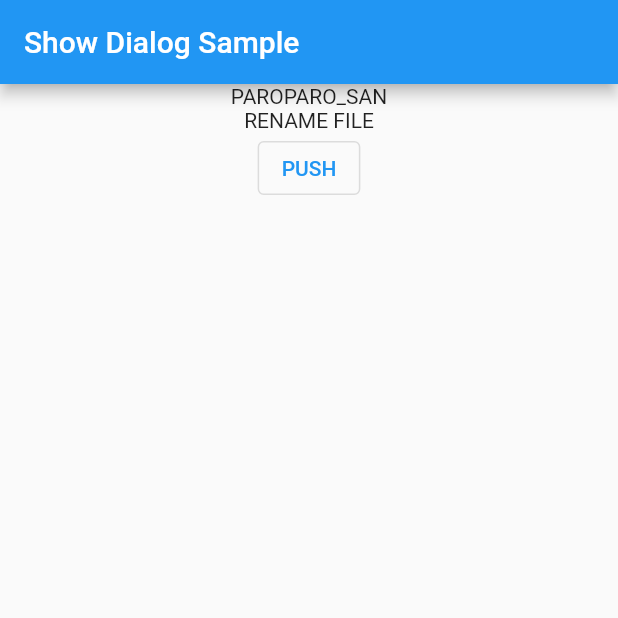
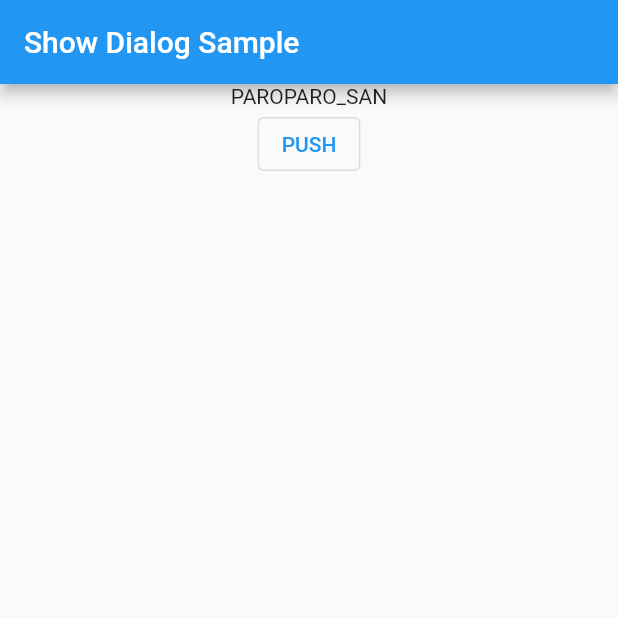
Before and after one commit to garameki/GPSLOGGING, a Flutter app: the screen it shows after launch, on a phone screen of 412 x 824 dp, the top half of it. Run offline on Flutter 3.47's test engine with Material 2 defaults, Android fonts, the phone set to English and light mode, and no system bars; our stand-ins replace font_awesome_flutter, geolocator; missing offline and left inert: dart:ffi.

Commit message:
inputDialog() wo tandokuno kansuu ni shita.MyGPS no botan kara dialog wo yobidasukotoni seikoushita.

```diff
--- a/lib/dialog_with_text_field/ver0.4.0.dart
+++ b/lib/dialog_with_text_field/ver0.4.0.dart
@@ -157,6 +157,9 @@ class MyWrapperForFilename extends StatefulWidget {
   ///なぜならば、Dialogのツリーが通常のWidgetのツリーとは別物だから、
   ///Dialogからさかのぼっても、InheritedWidgetにはたどり着かないからだ。
   ///使わなくてもお約束のofメソッドを用意してみた。
+  ///今回はWidgetとDialogの通信だったので、[of]は使わなかったが、
+  ///通常のWidget同士の通信ならば、[of]を介して行ったほうがいいかも。
+  ///以下の[ofWidget]と[ofElement]の違いについてもさらに学ぶ必要がある。
   static ofWidget(BuildContext context) => context
       .dependOnInheritedWidgetOfExactType<_MyWrapperForFilenameInherited>()!
       .state;
--- a/lib/dialog_with_text_field/ver0.4.1.dart
+++ b/lib/dialog_with_text_field/ver0.4.1.dart
@@ -24,15 +24,15 @@ class _TopWidget extends StatelessWidget {
   }
 }
 
-///ダイアログ出現ボタンなので、privateにはできません。
-class MyDialogButton extends StatefulWidget {
-  const MyDialogButton({super.key});
-  @override
-  MyDialogButtonState createState() => MyDialogButtonState();
-}
+// ///ダイアログ出現ボタンなので、privateにはできません。
+// class MyDialogButton extends StatefulWidget {
+//   const MyDialogButton({super.key});
+//   @override
+//   MyDialogButtonState createState() => MyDialogButtonState();
+// }
 
-///of関数がstaticなので[State]はprivateにできません。
-class MyDialogButtonState extends State<MyDialogButton> {
+// ///of関数がstaticなので[State]はprivateにできません。
+// class MyDialogButtonState extends State<MyDialogButton> {
 Future<void> inputDialog(BuildContext context) async {
   return await showDialog<void>(
       context: context,
@@ -41,14 +41,14 @@ class MyDialogButtonState extends State<MyDialogButton> {
       });
 }
 
-  @override
-  Widget build(BuildContext context) {
-    ///DialogBox出現用のボタンのインスタンスを作成する。
-    ///このなかでもインスタンス作って見たけどダメだった。
-    return OutlinedButton(
-        onPressed: () => inputDialog(context), child: const Text('PUSH'));
-  }
-}
+//   @override
+//   Widget build(BuildContext context) {
+//     // ///DialogBox出現用のボタンのインスタンスを作成する。
+//     // ///このなかでもインスタンス作って見たけどダメだった。
+//     // return OutlinedButton(
+//     //     onPressed: () => inputDialog(context), child: const Text('PUSH'));
+//   }
+// }
 
 class MyInputDialog extends StatefulWidget {
   const MyInputDialog({super.key});
@@ -193,10 +193,9 @@ class MyWrapperForFilenameState extends State<MyWrapperForFilename>
   @override
   Widget build(BuildContext context) {
     stateForDialog = this;
-    return _MyWrapperForFilenameInherited(
-        state: this,
-        child: Column(
-            children: <Widget>[MyGPS(key: keyMyGPS), const MyDialogButton()]));
+    return _MyWrapperForFilenameInherited(state: this, child: Column(
+//            children: <Widget>[MyGPS(key: keyMyGPS), const MyDialogButton()]));
+        children: <Widget>[MyGPS(key: keyMyGPS)]));
   }
 }
 
@@ -238,7 +237,12 @@ class MyGPSState extends State<MyGPS> {
   @override
   Widget build(BuildContext context) {
     return Column(
-        children: <Widget>[Text(_filename), const Text('RENAME FILE')]);
+//        children: <Widget>[Text(_filename), const Text('RENAME FILE')]);
+        children: <Widget>[
+          Text(_filename),
+          OutlinedButton(
+              onPressed: () => inputDialog(context), child: const Text('PUSH'))
+        ]);
   }
 }
 
```
Lines whose indentation alone changed are shown as unchanged.
